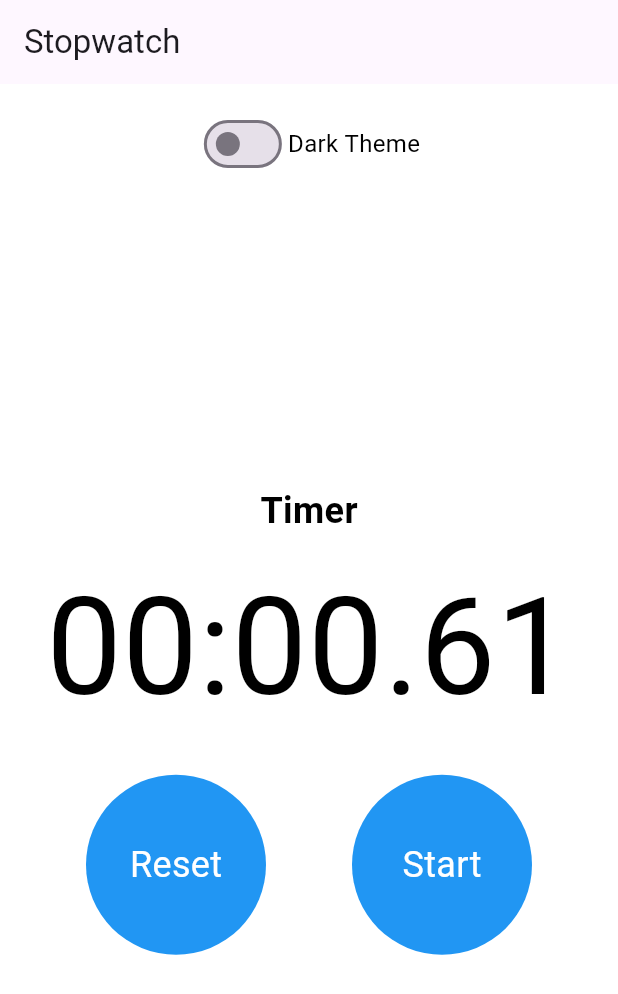
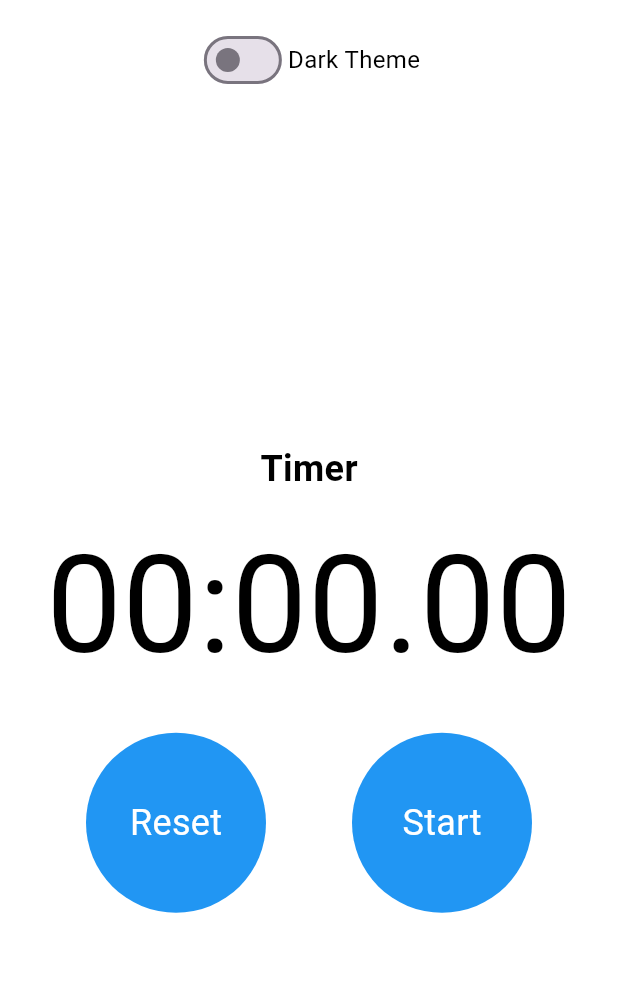
Before and after one commit to Saurav-Gupta-13/PRODIGY_AD_03, a Flutter app: the screen it shows after launch, on a phone screen of 412 x 824 dp. Shown: the top 994 px of the screen. Run offline on Flutter 3.47's test engine with Material 3 defaults, Android fonts, the phone set to English and light mode, and no system bars; Roboto replaces fonts that are missing (Bebas Neue).

Commit message:
Initial commit

```diff
--- a/lib/main.dart
+++ b/lib/main.dart
@@ -24,9 +24,6 @@ class MyHomePage extends StatelessWidget {
   @override
   Widget build(BuildContext context) {
     return Scaffold(
-      appBar: AppBar(
-        title: Text("Stopwatch"),
-      ),
       body:Container(
         child:TimerPage(),
       ),
--- a/lib/timer_page.dart
+++ b/lib/timer_page.dart
@@ -34,13 +34,14 @@ class TimerPageState extends State<TimerPage> {
   @override
   void initState() {
     super.initState();
-    // Start the timer immediately when the page loads
-    dependencies.stopwatch.start();
+    // Comment out the line to start the timer immediately
+    // dependencies.stopwatch.start();
   }
 
   void leftButtonPressed() {
     setState(() {
       dependencies.stopwatch.reset();
+      isRunning = false; // Reset running state
     });
   }
 
--- a/pubspec.yaml
+++ b/pubspec.yaml
@@ -31,6 +31,12 @@ dependencies:
 dev_dependencies:
   flutter_test:
     sdk: flutter
+  flutter_launcher_icons: "^0.13.1"
+
+flutter_launcher_icons:
+  android: "launcher_icon"
+  ios: true
+  image_path: "images/stop_icon.jpg"
 
 # For information on the generic Dart part of this file, see the
 # following page: https://dart.dev/tools/pub/pubspec
```
Also changed, not shown: images/stop_icon.jpg (added), pubspec.lock, 27 other files.
